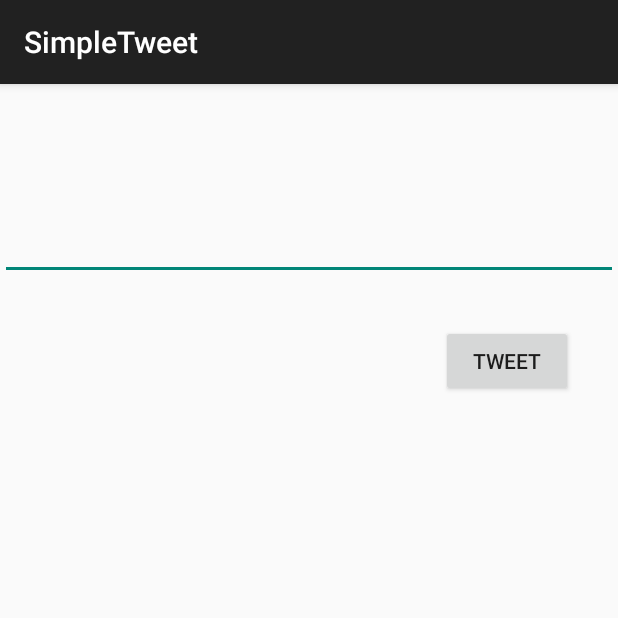
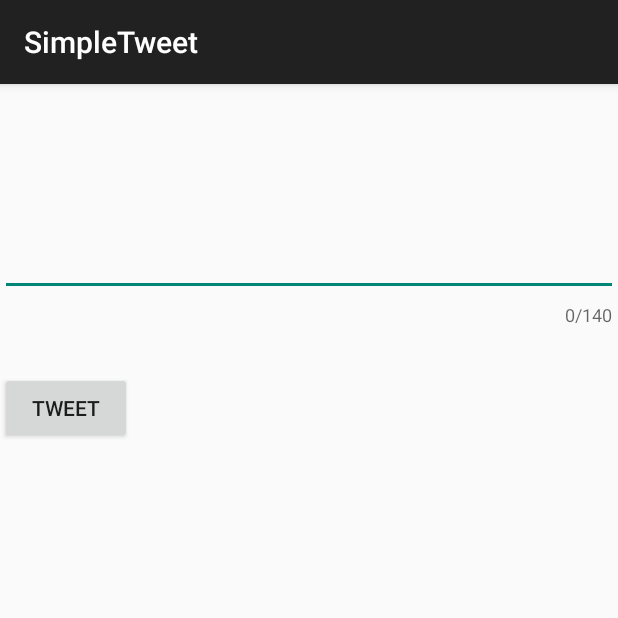
Before and after one commit to ETS-Android1/Simple_Twitter, an Android app: the TimelineActivity screen opened directly, with no data from a screen before it, after a tap on "Compose", on a phone screen of 412 x 824 dp, the top half of it. Run offline under Robolectric (Android 15) with nearby library versions, the phone set to English and light mode, and no system bars; our stand-ins replace Room's generated code; libraries missing offline, so code that uses them is left out: com.codepath.asynchttpclient, com.facebook.stetho, org.parceler; pictures from the network do not load; 2 statements that could not run were skipped.

Commit message:
added character counter

```diff
--- a/app/src/main/java/com/codepath/apps/restclienttemplate/TimelineActivity.java
+++ b/app/src/main/java/com/codepath/apps/restclienttemplate/TimelineActivity.java
@@ -54,7 +54,7 @@ public class TimelineActivity extends AppCompatActivity {
     public boolean onOptionsItemSelected(@NonNull MenuItem item) {
         if(item.getItemId() == R.id.compose)
         {
-            Toast.makeText(this, "L", Toast.LENGTH_SHORT).show();
+            //Toast.makeText(this, "L", Toast.LENGTH_SHORT).show();
             Intent intent = new Intent(this, ComposeActivity.class);
             startActivityForResult(intent, REQUEST_CODE);
             return true;
--- a/app/src/main/java/com/codepath/apps/restclienttemplate/models/ComposeActivity.java
+++ b/app/src/main/java/com/codepath/apps/restclienttemplate/models/ComposeActivity.java
@@ -6,6 +6,7 @@ import android.util.Log;
 import android.view.View;
 import android.widget.Button;
 import android.widget.EditText;
+import android.widget.TextView;
 import android.widget.Toast;
 
 import androidx.appcompat.app.AppCompatActivity;
--- a/app/src/main/res/layout/activity_compose.xml
+++ b/app/src/main/res/layout/activity_compose.xml
@@ -1,12 +1,14 @@
 <?xml version="1.0" encoding="utf-8"?>
-<RelativeLayout xmlns:android="http://schemas.android.com/apk/res/android"
+<com.google.android.material.textfield.TextInputLayout xmlns:android="http://schemas.android.com/apk/res/android"
     xmlns:app="http://schemas.android.com/apk/res-auto"
     xmlns:tools="http://schemas.android.com/tools"
     android:layout_width="match_parent"
     android:layout_height="match_parent"
-    tools:context=".models.ComposeActivity">
+    tools:context=".models.ComposeActivity"
+    app:counterEnabled="true"
+    app:counterMaxLength="140">
 
-    <EditText
+    <com.google.android.material.textfield.TextInputEditText
         android:id="@+id/etCompose"
         android:layout_width="match_parent"
         android:layout_height="wrap_content"
@@ -17,6 +19,7 @@
         android:ems="10"
         android:gravity="start|top"
         android:inputType="textMultiLine"
+        android:maxLength="140"
         android:minLines="5" />
 
     <Button
@@ -29,4 +32,5 @@
         android:layout_marginEnd="30dp"
         android:text="@string/Tweet"
         tools:text="@string/Tweet" />
-</RelativeLayout>
+
+</com.google.android.material.textfield.TextInputLayout>
```
Also changed, not shown: 1 other file.
